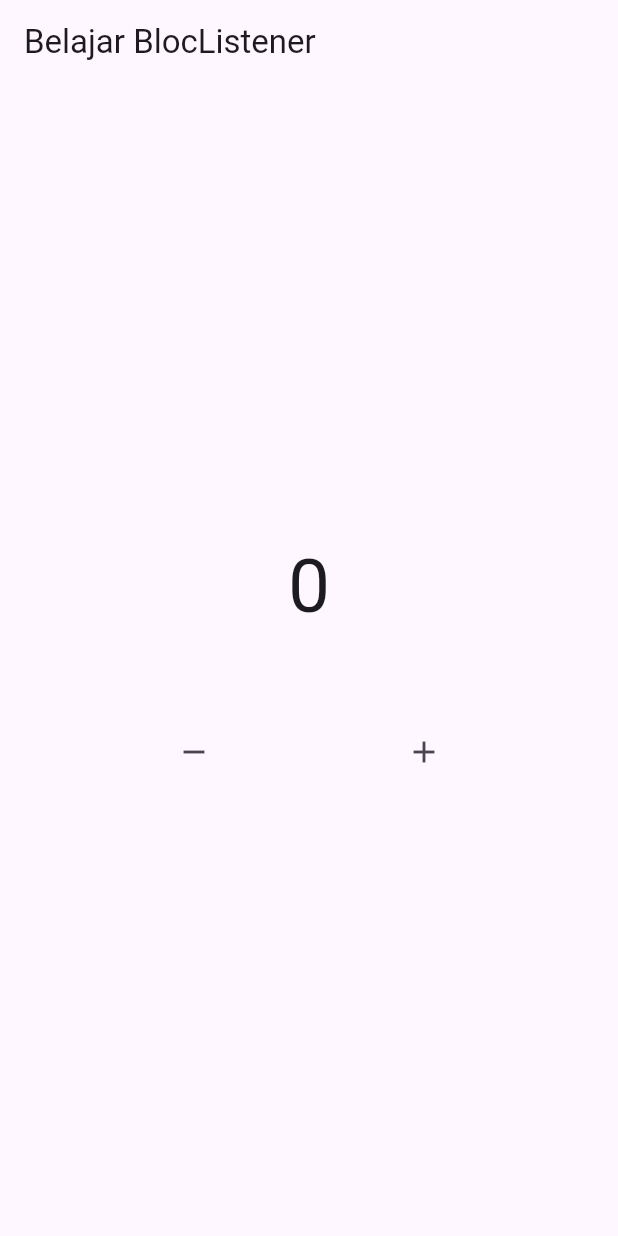
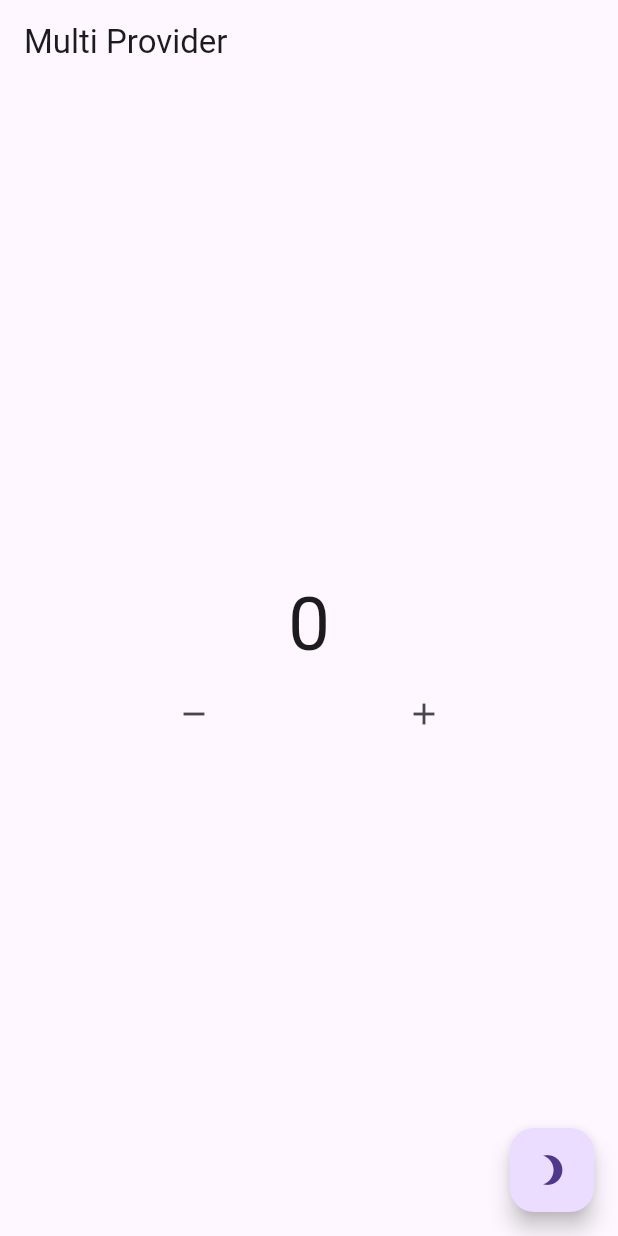
Before and after one commit to Lukman350/latihan_bloc, a Flutter app: the screen it shows after launch, on a phone screen of 412 x 824 dp. Run offline on Flutter 3.47's test engine with Material 3 defaults, Android fonts, the phone set to English and light mode, and no system bars; our stand-ins replace bloc, flutter_bloc.

Commit message:
update pembelajaran
- Materi BlocProvider
- Materi MultiBlocProvider
- Materi BlocProviderValue
- Materi Bloc Access

```diff
--- /dev/null
+++ b/lib/bloc/theme.dart
@@ -0,0 +1,7 @@
+import 'package:flutter_bloc/flutter_bloc.dart';
+
+class ThemeBloc extends Cubit<bool> {
+  ThemeBloc() : super(false);
+
+  void changeTheme() => emit(!state);
+}
--- a/lib/main.dart
+++ b/lib/main.dart
@@ -1,18 +1,20 @@
 import 'package:flutter/material.dart';
 
-import 'belajar_bloclistener.dart';
+// import 'belajar_blocprovider.dart';
+// import 'main_blocprovider.dart';
+import 'mainbloc_multiprovider.dart';
 
 void main() {
-  runApp(const MainApp());
+  runApp(const MainMultiProvider());
 }
 
-class MainApp extends StatelessWidget {
-  const MainApp({super.key});
+// class MainApp extends StatelessWidget {
+//   const MainApp({super.key});
 
-  @override
-  Widget build(BuildContext context) {
-    return MaterialApp(
-      home: BelajarBlocListener(),
-    );
-  }
-}
+//   @override
+//   Widget build(BuildContext context) {
+//     return const MaterialApp(
+//       home: BelajarBlocProvider(),
+//     );
+//   }
+// }
--- /dev/null
+++ b/lib/main_blocprovider.dart
@@ -0,0 +1,16 @@
+import 'package:flutter/material.dart';
+
+import 'routes/routes.dart';
+
+class MainAppBlocProvider extends StatelessWidget {
+  MainAppBlocProvider({super.key});
+
+  final routes = AppRoute();
+
+  @override
+  Widget build(BuildContext context) {
+    return MaterialApp(
+      onGenerateRoute: routes.onGenerateRoute,
+    );
+  }
+}
--- /dev/null
+++ b/lib/mainbloc_multiprovider.dart
@@ -0,0 +1,37 @@
+import 'package:flutter/material.dart';
+import 'package:flutter_bloc/flutter_bloc.dart';
+import 'package:latihan_bloc/bloc/counter.dart';
+import 'package:latihan_bloc/material_app.dart';
+
+import 'bloc/theme.dart';
+
+class MainMultiProvider extends StatelessWidget {
+  const MainMultiProvider({super.key});
+
+  @override
+  Widget build(BuildContext context) {
+    return MultiBlocProvider(
+      providers: [
+        BlocProvider<Counter>(create: (context) => Counter()),
+        BlocProvider<ThemeBloc>(create: (context) => ThemeBloc()),
+      ],
+      child: const App(),
+    );
+
+    // return BlocProvider(
+    //   create: (context) => themeBloc,
+    //   child: BlocBuilder<ThemeBloc, bool>(
+    //     bloc: themeBloc,
+    //     builder: (context, state) {
+    //       return MaterialApp(
+    //         theme: state ? ThemeData.dark() : ThemeData.light(),
+    //         home: BlocProvider(
+    //           create: (context) => Counter(),
+    //           child: const HomeMultiProvider(),
+    //         ),
+    //       );
+    //     },
+    //   ),
+    // );
+  }
+}
--- /dev/null
+++ b/lib/material_app.dart
@@ -0,0 +1,22 @@
+import 'package:flutter/material.dart';
+import 'package:flutter_bloc/flutter_bloc.dart';
+
+import 'bloc/theme.dart';
+import 'pages/home_multiprovider.dart';
+
+class App extends StatelessWidget {
+  const App({super.key});
+
+  @override
+  Widget build(BuildContext context) {
+    return BlocBuilder<ThemeBloc, bool>(
+      bloc: context.read<ThemeBloc>(),
+      builder: (context, state) {
+        return MaterialApp(
+          theme: state ? ThemeData.dark() : ThemeData.light(),
+          home: const HomeMultiProvider(),
+        );
+      },
+    );
+  }
+}
--- /dev/null
+++ b/lib/pages/home_multiprovider.dart
@@ -0,0 +1,59 @@
+import 'package:flutter/material.dart';
+import 'package:flutter_bloc/flutter_bloc.dart';
+import 'package:latihan_bloc/bloc/counter.dart';
+import 'package:latihan_bloc/bloc/theme.dart';
+
+class HomeMultiProvider extends StatelessWidget {
+  const HomeMultiProvider({super.key});
+
+  @override
+  Widget build(BuildContext context) {
+    final Counter counterBloc = context.read<Counter>();
+    final ThemeBloc themeBloc = context.read<ThemeBloc>();
+
+    return Scaffold(
+      appBar: AppBar(
+        title: const Text('Multi Provider'),
+      ),
+      floatingActionButton: FloatingActionButton(
+        onPressed: () => themeBloc.changeTheme(),
+        child: BlocBuilder<ThemeBloc, bool>(
+          bloc: themeBloc,
+          builder: (context, state) {
+            return Icon(state ? Icons.wb_sunny : Icons.brightness_3);
+          },
+        ),
+      ),
+      body: Center(
+        child: Column(
+          mainAxisSize: MainAxisSize.min,
+          children: [
+            BlocBuilder<Counter, int>(
+              builder: (context, state) {
+                return Text(
+                  '$state',
+                  style: const TextStyle(
+                    fontSize: 50,
+                  ),
+                );
+              },
+            ),
+            Row(
+              mainAxisAlignment: MainAxisAlignment.spaceEvenly,
+              children: [
+                IconButton(
+                  onPressed: () => counterBloc.decrement(),
+                  icon: const Icon(Icons.remove),
+                ),
+                IconButton(
+                  onPressed: () => counterBloc.increment(),
+                  icon: const Icon(Icons.add),
+                ),
+              ],
+            )
+          ],
+        ),
+      ),
+    );
+  }
+}
```
Also changed, not shown: lib/belajar_blocconsumer.dart (added, +60 -0 lines), lib/belajar_blocprovider.dart (added, +82 -0 lines), lib/data_widget.dart (added, +31 -0 lines), lib/pages/not_found.dart (added, +14 -0 lines), lib/pages/other_page.dart (added, +31 -0 lines), lib/routes/routes.dart (added, +34 -0 lines), pubspec.lock.
